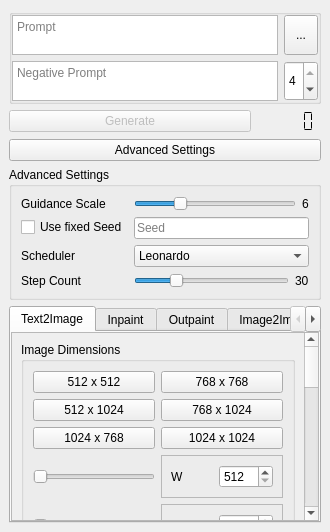
Above: leonardo_ai/view/dock.ui from rainu/krita-leonardo-ai before the change. Below: the same form after it.
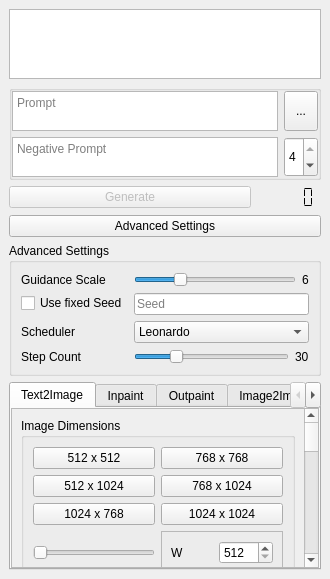
That is the form after the change. Icons and pictures are not drawn.

Commit message: loading available models

The edit to the form file:
```diff
--- a/leonardo_ai/view/dock.ui
+++ b/leonardo_ai/view/dock.ui
@@ -7,7 +7,7 @@
     <x>0</x>
     <y>0</y>
     <width>330</width>
-    <height>532</height>
+    <height>579</height>
    </rect>
   </property>
   <property name="toolTip">
@@ -21,6 +21,9 @@
   </property>
   <widget class="QWidget" name="dockWidgetContents">
    <layout class="QVBoxLayout" name="verticalLayout">
+    <item>
+     <widget class="QListWidget" name="lstModel"/>
+    </item>
     <item>
      <widget class="QGroupBox" name="groupBox">
       <property name="maximumSize">
@@ -419,7 +422,7 @@
            <property name="geometry">
             <rect>
              <x>0</x>
-             <y>-635</y>
+             <y>0</y>
              <width>292</width>
              <height>782</height>
             </rect>
```
The commit also changes 10 other files.
